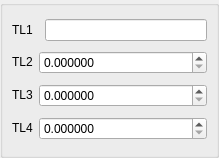
Before: the Qt Designer form src/HEXABLOCKGUI/MyDlgRef/DlgRef_1Sel3Spin_QTD.ui in SalomePlatform/hexablock, drawn with Qt 5.
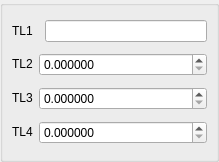
After: the same form once the commit is applied. Custom widgets are drawn as their Qt base class.

The edit to the form file:
```diff
--- a/src/HEXABLOCKGUI/MyDlgRef/DlgRef_1Sel3Spin_QTD.ui
+++ b/src/HEXABLOCKGUI/MyDlgRef/DlgRef_1Sel3Spin_QTD.ui
@@ -7,7 +7,7 @@
     <x>0</x>
     <y>0</y>
     <width>219</width>
-    <height>158</height>
+    <height>162</height>
    </rect>
   </property>
   <property name="windowTitle">
```
Left out of the diff: 4 changed lines with no effect on the pictures.
